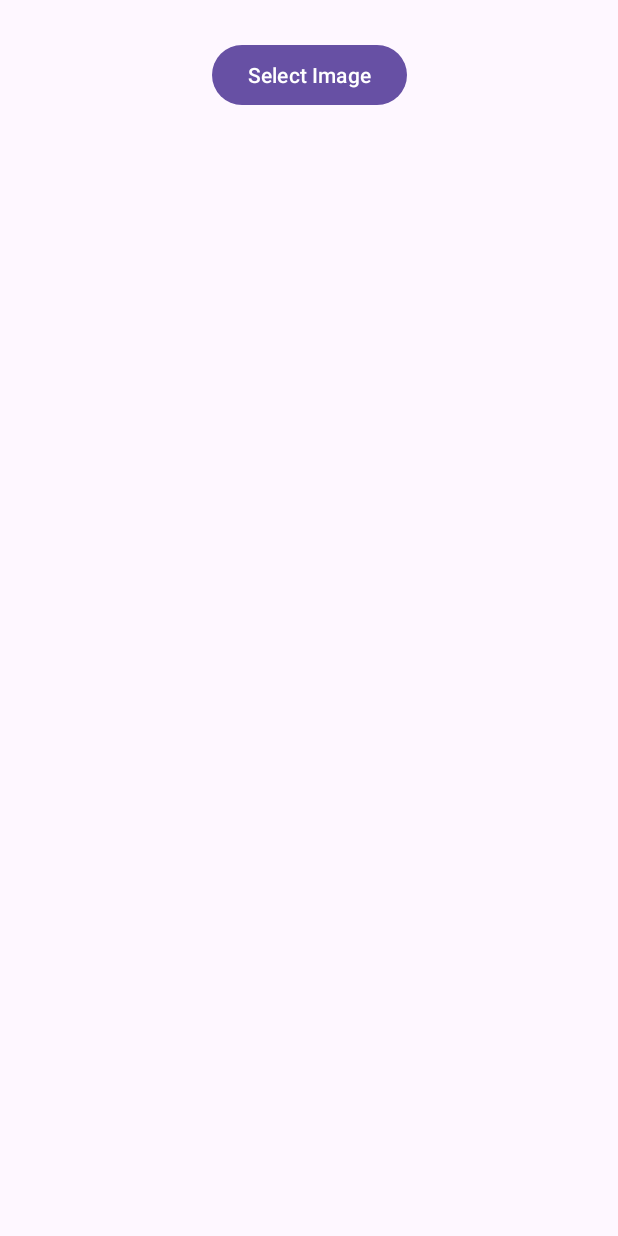
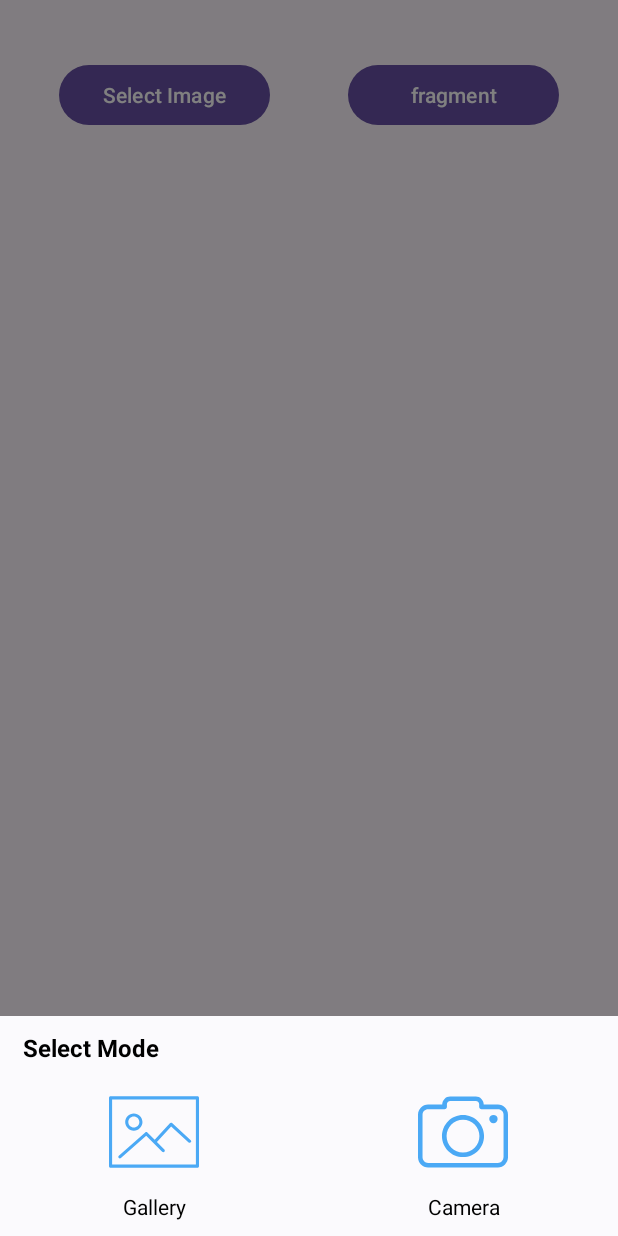
Before and after one commit to Rohan-u/MediaPicker, an Android app: the screen it shows after launch (MainActivity), after a tap on "Select Image", on a phone screen of 412 x 824 dp. Run offline under Robolectric (Android 15) with nearby library versions, the phone set to English and light mode, and no system bars; our stand-ins replace data binding, sdp/ssp sizes.

Commit message:
# Library Integration MediaPicker -> Alert UI Integration -> Gallery Media Picker Added & Camera Capture -> Now you can select either camera or gallery option as well. -> code commit[24/06/2025 06:07PM]

```diff
--- a/app/src/main/java/com/app/mediapicker/MainActivity.kt
+++ b/app/src/main/java/com/app/mediapicker/activity/MainActivity.kt
@@ -1,10 +1,11 @@
-package com.app.mediapicker
+package com.app.mediapicker.activity
 
 import android.os.Bundle
-import android.widget.Toast
+import android.view.View
 import androidx.activity.enableEdgeToEdge
 import androidx.appcompat.app.AppCompatActivity
 import com.app.mediapicker.databinding.ActivityMainBinding
+import com.app.mediapicker.fragment.HomeFragment
 import com.app.mediapickerlibrary.ImagePicker
 
 class MainActivity : AppCompatActivity() {
@@ -20,15 +21,22 @@ class MainActivity : AppCompatActivity() {
 
         enableEdgeToEdge()
 
-        mediaPicker = ImagePicker(this) { uri ->
+        mediaPicker = ImagePicker(this, activityResultRegistry) { uri ->
             uri?.let {
                 binding.imgSelectedImage.setImageURI(it)
             }
         }
 
+
         binding.btnSelectImage.setOnClickListener {
-            Toast.makeText(this, "Hello button clicked", Toast.LENGTH_LONG).show()
-            mediaPicker.pickImage()
+            mediaPicker.pickImage(this@MainActivity)
+        }
+
+        binding.btnFragment.setOnClickListener {
+            binding.fragmentContainer.visibility = View.VISIBLE
+            supportFragmentManager.beginTransaction()
+                .replace(com.app.mediapicker.R.id.fragment_container, HomeFragment())
+                .commit()
         }
     }
 }
--- a/app/src/main/res/layout/activity_main.xml
+++ b/app/src/main/res/layout/activity_main.xml
@@ -4,27 +4,52 @@
 
     <androidx.constraintlayout.widget.ConstraintLayout
         android:layout_width="match_parent"
-        android:layout_height="match_parent">
+        android:layout_height="match_parent"
+        android:padding="@dimen/_10sdp">
 
         <Button
             android:id="@+id/btnSelectImage"
-            android:layout_width="wrap_content"
+            android:layout_width="0dp"
             android:layout_height="wrap_content"
             android:layout_margin="@dimen/_20sdp"
+            android:layout_marginTop="24dp"
             android:text="@string/select_image"
+            app:layout_constraintEnd_toStartOf="@+id/btnFragment"
+            app:layout_constraintHorizontal_bias="0.503"
+            app:layout_constraintStart_toStartOf="parent"
+            app:layout_constraintTop_toTopOf="parent" />
+
+        <Button
+            android:id="@+id/btnFragment"
+            android:layout_width="0dp"
+            android:layout_height="wrap_content"
+            android:layout_margin="@dimen/_20sdp"
+            android:layout_marginTop="24dp"
+            android:text="@string/select_fragment"
             app:layout_constraintEnd_toEndOf="parent"
-            app:layout_constraintStart_toStartOf="parent"
+            app:layout_constraintHorizontal_bias="0.503"
+            app:layout_constraintStart_toEndOf="@+id/btnSelectImage"
             app:layout_constraintTop_toTopOf="parent" />
 
         <androidx.appcompat.widget.AppCompatImageView
             android:id="@+id/imgSelectedImage"
-            android:layout_width="@dimen/_100sdp"
-            android:layout_height="@dimen/_100sdp"
+            android:layout_width="@dimen/_200sdp"
+            android:layout_height="@dimen/_150sdp"
             android:layout_margin="@dimen/_20sdp"
             app:layout_constraintEnd_toEndOf="parent"
             app:layout_constraintStart_toStartOf="parent"
             app:layout_constraintTop_toBottomOf="@+id/btnSelectImage" />
 
+        <FrameLayout
+            android:id="@+id/fragment_container"
+            android:layout_width="0dp"
+            android:layout_height="match_parent"
+            android:visibility="gone"
+            app:layout_constraintTop_toBottomOf="@+id/imgSelectedImage"
+            app:layout_constraintBottom_toBottomOf="parent"
+            app:layout_constraintStart_toStartOf="parent"
+            app:layout_constraintEnd_toEndOf="parent"/>
+
     </androidx.constraintlayout.widget.ConstraintLayout>
 
 </layout>
--- a/app/src/main/res/values/strings.xml
+++ b/app/src/main/res/values/strings.xml
@@ -1,4 +1,5 @@
 <resources>
     <string name="app_name">MediaPicker</string>
     <string name="select_image">Select Image</string>
+    <string name="select_fragment">fragment</string>
 </resources>
--- /dev/null
+++ b/app/src/main/res/xml/file_paths.xml
@@ -0,0 +1,6 @@
+<?xml version="1.0" encoding="utf-8"?>
+<paths xmlns:android="http://schemas.android.com/apk/res/android">
+    <external-files-path
+        name="my_images"
+        path="Pictures/" />
+</paths>
--- a/mediapickerlibrary/src/main/java/com/app/mediapickerlibrary/ImagePicker.kt
+++ b/mediapickerlibrary/src/main/java/com/app/mediapickerlibrary/ImagePicker.kt
@@ -1,21 +1,45 @@
 package com.app.mediapickerlibrary
 
+import android.content.Context
 import android.net.Uri
-import androidx.activity.ComponentActivity
 import androidx.activity.result.ActivityResultLauncher
+import androidx.activity.result.ActivityResultRegistry
 import androidx.activity.result.contract.ActivityResultContracts
+import androidx.lifecycle.LifecycleOwner
 
 class ImagePicker(
-    activity: ComponentActivity,
+    owner: LifecycleOwner,
+    registry: ActivityResultRegistry,
     onImagePicked: (Uri?) -> Unit
 ) {
 
+    private var imageUri: Uri? = null
+
+    var disableGallery = false // Set to true if you want to disable gallery option
+    var disableCamera = false // Set to true if you want to disable camera option
+
     private val getContentLauncher: ActivityResultLauncher<String> =
-        activity.registerForActivityResult(ActivityResultContracts.GetContent()) { uri: Uri? ->
+        registry.register("getContent", owner, ActivityResultContracts.GetContent()) { uri: Uri? ->
             onImagePicked(uri)
         }
 
-    fun pickImage() {
-        getContentLauncher.launch("image/*")
+    private val takePictureLauncher: ActivityResultLauncher<Uri> =
+        registry.register("takePicture", owner, ActivityResultContracts.TakePicture()) { success ->
+            if (success && imageUri != null) {
+                onImagePicked(imageUri!!)
+            }
+        }
+
+    fun pickImage(context: Context) {
+        MediaPicker.showDialogMediaPicker(
+            context,
+            getContentLauncher,
+            onCameraUriPrepared = { uri ->
+                imageUri = uri
+                takePictureLauncher.launch(uri)
+            },
+            disableGallery = disableGallery,
+            disableCamera = disableCamera
+        )
     }
 }
--- /dev/null
+++ b/mediapickerlibrary/src/main/java/com/app/mediapickerlibrary/MediaPicker.kt
@@ -0,0 +1,107 @@
+package com.app.mediapickerlibrary
+
+import android.Manifest
+import android.app.Activity
+import android.app.Dialog
+import android.content.Context
+import android.content.pm.PackageManager
+import android.graphics.Color
+import android.net.Uri
+import android.os.Build
+import android.os.Environment
+import android.view.Gravity
+import android.view.View
+import android.view.ViewGroup
+import android.widget.TextView
+import android.widget.Toast
+import androidx.activity.result.ActivityResultLauncher
+import androidx.core.app.ActivityCompat
+import androidx.core.content.ContextCompat
+import androidx.core.content.FileProvider
+import androidx.core.graphics.drawable.toDrawable
+import java.io.File
+
+object MediaPicker {
+    fun showDialogMediaPicker(
+        context: Context,
+        getContentLauncher: ActivityResultLauncher<String>,
+        onCameraUriPrepared: (Uri) -> Unit,
+        disableGallery: Boolean,
+        disableCamera: Boolean
+    ) {
+        if (disableGallery && disableCamera) {
+            // If both are disabled, do nothing or show a message
+            Toast.makeText(context, "Enable camera or gallery", Toast.LENGTH_SHORT).show()
+            return
+        }
+        if (disableGallery || disableCamera) {
+            if (disableGallery){
+                openCamera(context, onCameraUriPrepared)
+            } else if (disableCamera) {
+                getContentLauncher.launch("image/*")
+            }
+        }else {
+            val popUpDialog = Dialog(context)
+            popUpDialog.setContentView(R.layout.layout_media_picker)
+            popUpDialog.window!!.setDimAmount(0.5f)
+            popUpDialog.window!!.setWindowAnimations(R.style.CustomDialogStyle)
+            popUpDialog.window!!.setLayout(
+                ViewGroup.LayoutParams.MATCH_PARENT, ViewGroup.LayoutParams.WRAP_CONTENT
+            )
+            popUpDialog.window!!.setBackgroundDrawable(Color.TRANSPARENT.toDrawable())
+            popUpDialog.window!!.setGravity(Gravity.BOTTOM)
+            popUpDialog.show()
+            val camera = popUpDialog.findViewById<TextView>(R.id.camera)
+            val gallery = popUpDialog.findViewById<TextView>(R.id.gallery)
+            camera.setOnClickListener { v: View? ->
+                popUpDialog.dismiss()
+                openCamera(context, onCameraUriPrepared)
+            }
+
+            gallery.setOnClickListener { v: View? ->
+                popUpDialog.dismiss()
+                getContentLauncher.launch("image/*")
+            }
+        }
+    }
+
+    private fun openCamera(
+        context: Context,
+        onCameraUriPrepared: (Uri) -> Unit
+    ) {
+        if (checkPermissions(context)) {
+            val photoFile = File(
+                context.getExternalFilesDir(Environment.DIRECTORY_PICTURES),
+                "captured_image_${System.currentTimeMillis()}.jpg"
+            )
+            val imageUri = FileProvider.getUriForFile(
+                context, "${context.packageName}.fileprovider", photoFile
+            )
+            onCameraUriPrepared(imageUri)
+        }
+    }
+
+    // check permission
+    private fun checkPermissions(context: Context): Boolean {
+        val permissions: ArrayList<String> = java.util.ArrayList(listOf(Manifest.permission.CAMERA))
+        var result: Int
+        val listPermissionsNeeded: MutableList<String> = ArrayList()
+        if (Build.VERSION.SDK_INT < Build.VERSION_CODES.TIRAMISU) {
+            permissions.add(Manifest.permission.WRITE_EXTERNAL_STORAGE)
+            permissions.add(Manifest.permission.READ_EXTERNAL_STORAGE)
+        }
+        for (p in ArrayList<String>(permissions)) {
+            result = ContextCompat.checkSelfPermission(context, p)
+            if (result != PackageManager.PERMISSION_GRANTED) {
+                listPermissionsNeeded.add(p)
+            }
+        }
+        if (!listPermissionsNeeded.isEmpty()) {
+            ActivityCompat.requestPermissions(
+                context as Activity, listPermissionsNeeded.toTypedArray<String>(), 1001
+            )
+            return false
+        }
+        return true
+    }
+}
--- /dev/null
+++ b/mediapickerlibrary/src/main/res/drawable/ic_camera.xml
@@ -0,0 +1,15 @@
+<vector xmlns:android="http://schemas.android.com/apk/res/android"
+    android:width="60dp"
+    android:height="60dp"
+    android:viewportHeight="420.8"
+    android:viewportWidth="420.8">
+    <path
+        android:fillColor="#4BA9F5"
+        android:pathData="M406.8,96.4c-8.4,-8.8 -20,-14 -33.2,-14h-66.4v-0.8c0,-10 -4,-19.6 -10.8,-26c-6.8,-6.8 -16,-10.8 -26,-10.8h-120c-10.4,0 -19.6,4 -26.4,10.8c-6.8,6.8 -10.8,16 -10.8,26v0.8h-66c-13.2,0 -24.8,5.2 -33.2,14c-8.4,8.4 -14,20.4 -14,33.2v199.2C0,342 5.2,353.6 14,362c8.4,8.4 20.4,14 33.2,14h326.4c13.2,0 24.8,-5.2 33.2,-14c8.4,-8.4 14,-20.4 14,-33.2V129.6C420.8,116.4 415.6,104.8 406.8,96.4zM400,328.8h-0.4c0,7.2 -2.8,13.6 -7.6,18.4s-11.2,7.6 -18.4,7.6H47.2c-7.2,0 -13.6,-2.8 -18.4,-7.6c-4.8,-4.8 -7.6,-11.2 -7.6,-18.4V129.6c0,-7.2 2.8,-13.6 7.6,-18.4s11.2,-7.6 18.4,-7.6h77.2c6,0 10.8,-4.8 10.8,-10.8V81.2c0,-4.4 1.6,-8.4 4.4,-11.2s6.8,-4.4 11.2,-4.4h119.6c4.4,0 8.4,1.6 11.2,4.4c2.8,2.8 4.4,6.8 4.4,11.2v11.6c0,6 4.8,10.8 10.8,10.8H374c7.2,0 13.6,2.8 18.4,7.6s7.6,11.2 7.6,18.4V328.8z" />
+    <path
+        android:fillColor="#4BA9F5"
+        android:pathData="M210.4,130.8c-27.2,0 -52,11.2 -69.6,28.8c-18,18 -28.8,42.4 -28.8,69.6s11.2,52 28.8,69.6c18,18 42.4,28.8 69.6,28.8s52,-11.2 69.6,-28.8c18,-18 28.8,-42.4 28.8,-69.6s-11.2,-52 -28.8,-69.6C262.4,142 237.6,130.8 210.4,130.8zM264.8,284c-14,13.6 -33.2,22.4 -54.4,22.4S170,297.6 156,284c-14,-14 -22.4,-33.2 -22.4,-54.4c0,-21.2 8.8,-40.4 22.4,-54.4c14,-14 33.2,-22.4 54.4,-22.4s40.4,8.8 54.4,22.4c14,14 22.4,33.2 22.4,54.4C287.6,250.8 278.8,270 264.8,284z" />
+    <path
+        android:fillColor="#4BA9F5"
+        android:pathData="M352.8,150m-19.6,0a19.6,19.6 0,1 1,39.2 0a19.6,19.6 0,1 1,-39.2 0" />
+</vector>
--- /dev/null
+++ b/mediapickerlibrary/src/main/res/drawable/ic_gallery.xml
@@ -0,0 +1,15 @@
+<vector xmlns:android="http://schemas.android.com/apk/res/android"
+    android:width="60dp"
+    android:height="60dp"
+    android:viewportHeight="58.0"
+    android:viewportWidth="58.0">
+    <path
+        android:fillColor="#4BA9F5"
+        android:pathData="M57,6H1C0.45,6 0,6.45 0,7v44c0,0.55 0.45,1 1,1h56c0.55,0 1,-0.45 1,-1V7C58,6.45 57.55,6 57,6zM56,50H2V8h54V50z" />
+    <path
+        android:fillColor="#4BA9F5"
+        android:pathData="M16,28.14c3.07,0 5.57,-2.5 5.57,-5.57C21.57,19.5 19.07,17 16,17s-5.57,2.5 -5.57,5.57C10.43,25.64 12.93,28.14 16,28.14zM16,19c1.97,0 3.57,1.6 3.57,3.57S17.97,26.14 16,26.14s-3.57,-1.6 -3.57,-3.57S14.03,19 16,19z" />
+    <path
+        android:fillColor="#4BA9F5"
+        android:pathData="M7,46c0.23,0 0.47,-0.08 0.66,-0.25l16.31,-14.36l10.3,10.3c0.39,0.39 1.02,0.39 1.41,0s0.39,-1.02 0,-1.41l-4.81,-4.81l9.18,-10.05l11.26,10.32c0.41,0.37 1.04,0.34 1.41,-0.06c0.37,-0.41 0.35,-1.04 -0.06,-1.41l-12,-11c-0.2,-0.18 -0.46,-0.27 -0.72,-0.26c-0.26,0.01 -0.51,0.13 -0.69,0.32l-9.79,10.73l-4.74,-4.74c-0.37,-0.37 -0.97,-0.39 -1.37,-0.04L6.34,44.25c-0.41,0.37 -0.46,1 -0.09,1.41C6.45,45.89 6.72,46 7,46z" />
+</vector>
--- /dev/null
+++ b/mediapickerlibrary/src/main/res/layout/layout_media_picker.xml
@@ -0,0 +1,51 @@
+<?xml version="1.0" encoding="utf-8"?>
+<LinearLayout xmlns:android="http://schemas.android.com/apk/res/android"
+    android:orientation="vertical"
+    android:layout_width="match_parent"
+    android:layout_height="match_parent"
+    android:background="@color/bg_layout">
+
+    <TextView
+        android:id="@+id/title"
+        android:layout_width="match_parent"
+        android:layout_height="wrap_content"
+        android:text="@string/select_mode"
+        android:textSize="16sp"
+        android:textColor="@color/black"
+        android:textStyle="bold"
+        android:layout_marginTop="10dp"
+        android:layout_marginHorizontal="15dp" />
+
+    <LinearLayout
+        android:id="@+id/ll_media_picker"
+        android:layout_width="match_parent"
+        android:layout_height="wrap_content"
+        android:orientation="horizontal"
+        android:paddingBottom="10dp"
+        android:paddingTop="15dp">
+
+        <TextView
+            android:id="@+id/gallery"
+            android:layout_width="0dp"
+            android:layout_height="wrap_content"
+            android:layout_weight="1"
+            android:drawablePadding="10dp"
+            android:drawableTop="@drawable/ic_gallery"
+            android:gravity="center"
+            android:text="@string/gallery"
+            android:textColor="@android:color/black"/>
+
+        <TextView
+            android:id="@+id/camera"
+            android:layout_width="0dp"
+            android:layout_height="wrap_content"
+            android:layout_weight="1"
+            android:drawablePadding="10dp"
+            android:drawableTop="@drawable/ic_camera"
+            android:gravity="center"
+            android:text="@string/camera"
+            android:textColor="@android:color/black"/>
+
+    </LinearLayout>
+
+</LinearLayout>
--- a/mediapickerlibrary/src/main/res/values/colors.xml
+++ b/mediapickerlibrary/src/main/res/values/colors.xml
@@ -7,4 +7,6 @@
     <color name="teal_700">#FF018786</color>
     <color name="black">#FF000000</color>
     <color name="white">#FFFFFFFF</color>
+    <color name="bg_layout">#fbfafd</color>
+    <color name="bg_fragment">#efe5e5</color>
 </resources>
--- a/mediapickerlibrary/src/main/res/values/strings.xml
+++ b/mediapickerlibrary/src/main/res/values/strings.xml
@@ -1,3 +1,6 @@
 <resources>
     <string name="app_name">MediaPickerLibrary</string>
+    <string name="select_mode">Select Mode</string>
+    <string name="gallery">Gallery</string>
+    <string name="camera">Camera</string>
 </resources>
--- a/mediapickerlibrary/src/main/res/values/themes.xml
+++ b/mediapickerlibrary/src/main/res/values/themes.xml
@@ -2,4 +2,9 @@
 <resources>
 
     <style name="Theme.MediaPicker" parent="android:Theme.Material.Light.NoActionBar" />
+
+    <style name="CustomDialogStyle" parent="Theme.MediaPicker">
+        <item name="android:windowEnterAnimation">@anim/slide_in_bottom</item>
+        <item name="android:windowExitAnimation">@anim/slide_out_bottom</item>
+    </style>
 </resources>
```
Also changed, not shown: app/src/main/AndroidManifest.xml (+23 -2 lines), app/src/main/java/com/app/mediapicker/fragment/HomeFragment.kt (added, +47 -0 lines), app/src/main/res/layout/fragment_home.xml (added, +34 -0 lines), mediapickerlibrary/src/main/res/anim/slide_in_bottom.xml (added, +16 -0 lines), mediapickerlibrary/src/main/res/anim/slide_out_bottom.xml (added, +16 -0 lines).
